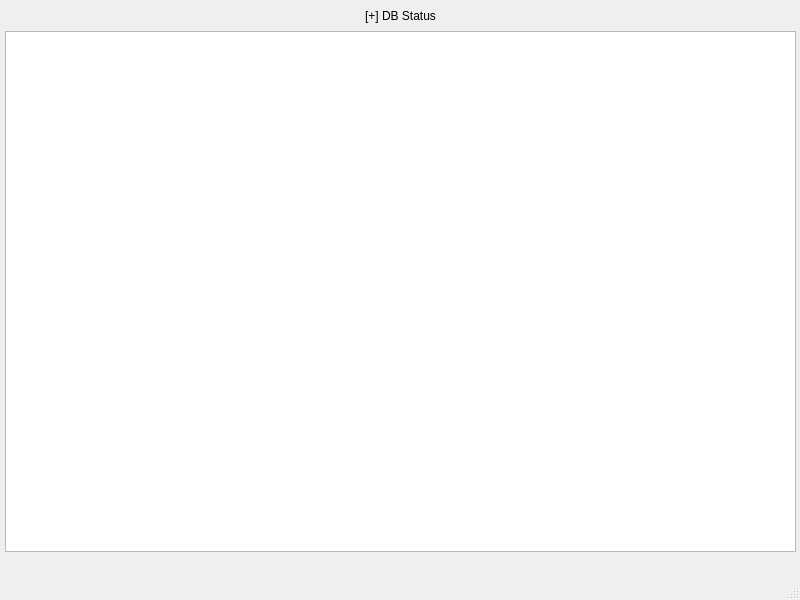
This is StadiumTourProject/mainwindow.ui in joeyCampbelll/CS1D-Project-2 as Qt 5 draws it before an edit. The edited form follows.
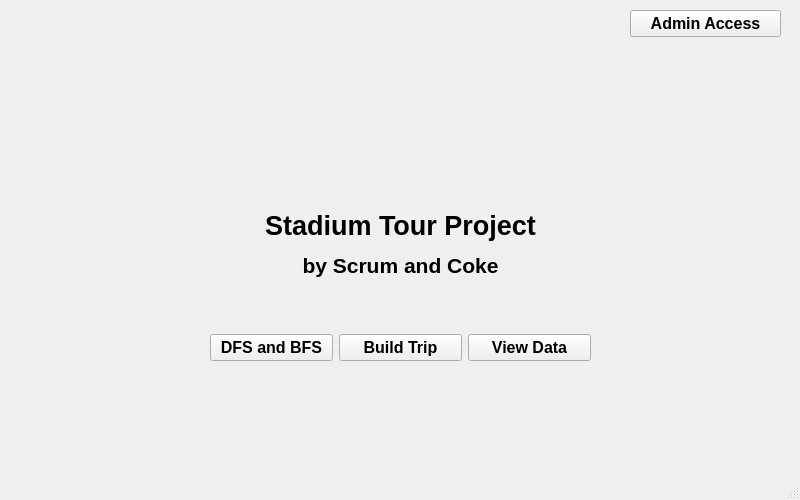
This is the edited form.

Commit message: created main window

Diff of the .ui file:
```diff
--- a/StadiumTourProject/mainwindow.ui
+++ b/StadiumTourProject/mainwindow.ui
@@ -7,38 +7,97 @@
     <x>0</x>
     <y>0</y>
     <width>800</width>
-    <height>600</height>
+    <height>500</height>
    </rect>
   </property>
   <property name="windowTitle">
    <string>MainWindow</string>
   </property>
   <widget class="QWidget" name="centralwidget">
-   <widget class="QLabel" name="dbStatus_label">
+   <widget class="QPushButton" name="adminButton">
     <property name="geometry">
      <rect>
-      <x>0</x>
-      <y>0</y>
-      <width>801</width>
-      <height>31</height>
+      <x>630</x>
+      <y>10</y>
+      <width>151</width>
+      <height>27</height>
      </rect>
     </property>
+    <property name="font">
+     <font>
+      <pointsize>12</pointsize>
+      <weight>75</weight>
+      <bold>true</bold>
+     </font>
+    </property>
     <property name="text">
-     <string>[+] DB Status</string>
-    </property>
-    <property name="alignment">
-     <set>Qt::AlignCenter</set>
+     <string>Admin Access</string>
     </property>
    </widget>
-   <widget class="QTableView" name="mlb_tableView">
+   <widget class="QWidget" name="">
     <property name="geometry">
      <rect>
-      <x>5</x>
-      <y>31</y>
-      <width>791</width>
-      <height>521</height>
+      <x>210</x>
+      <y>160</y>
+      <width>381</width>
+      <height>201</height>
      </rect>
     </property>
+    <layout class="QVBoxLayout" name="verticalLayout_2">
+     <item>
+      <widget class="QLabel" name="projectTitle">
+       <property name="text">
+        <string>&lt;html&gt;&lt;head/&gt;&lt;body&gt;&lt;p align=&quot;center&quot;&gt;&lt;span style=&quot; font-size:20pt; font-weight:600;&quot;&gt;Stadium Tour Project&lt;/span&gt;&lt;/p&gt;&lt;p align=&quot;center&quot;&gt;&lt;span style=&quot; font-size:16pt; font-weight:600;&quot;&gt;by Scrum and Coke&lt;/span&gt;&lt;/p&gt;&lt;/body&gt;&lt;/html&gt;</string>
+       </property>
+      </widget>
+     </item>
+     <item>
+      <layout class="QHBoxLayout" name="horizontalLayout">
+       <item>
+        <widget class="QPushButton" name="dfsAndBfsButton">
+         <property name="font">
+          <font>
+           <pointsize>12</pointsize>
+           <weight>75</weight>
+           <bold>true</bold>
+          </font>
+         </property>
+         <property name="text">
+          <string>DFS and BFS</string>
+         </property>
+        </widget>
+       </item>
+       <item>
+        <widget class="QPushButton" name="tripButton">
+         <property name="font">
+          <font>
+           <pointsize>12</pointsize>
+           <weight>75</weight>
+           <bold>true</bold>
+          </font>
+         </property>
+         <property name="text">
+          <string>Build Trip</string>
+         </property>
+        </widget>
+       </item>
+       <item>
+        <widget class="QPushButton" name="tableViewButton">
+         <property name="font">
+          <font>
+           <pointsize>12</pointsize>
+           <weight>75</weight>
+           <bold>true</bold>
+          </font>
+         </property>
+         <property name="text">
+          <string>View Data</string>
+         </property>
+        </widget>
+       </item>
+      </layout>
+     </item>
+    </layout>
    </widget>
   </widget>
   <widget class="QMenuBar" name="menubar">
```
Left out of the diff: 2 changed lines with no effect on the pictures. The commit also changes 6 other files.
